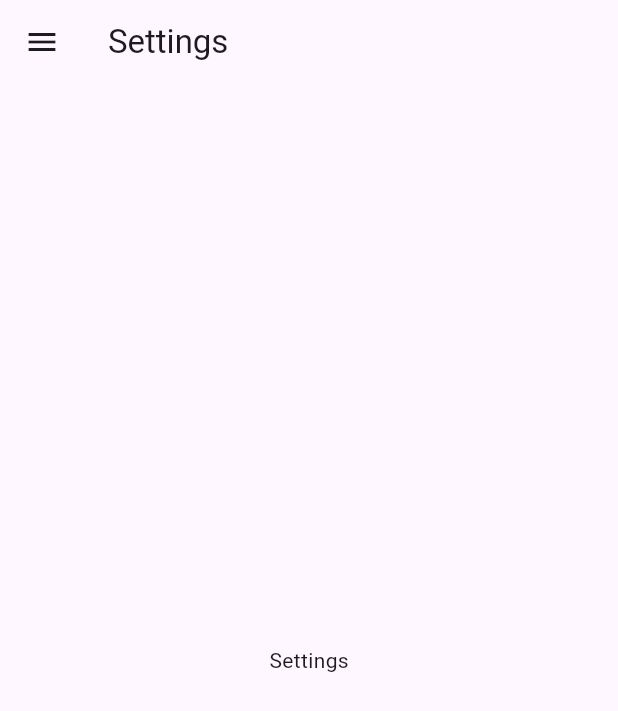
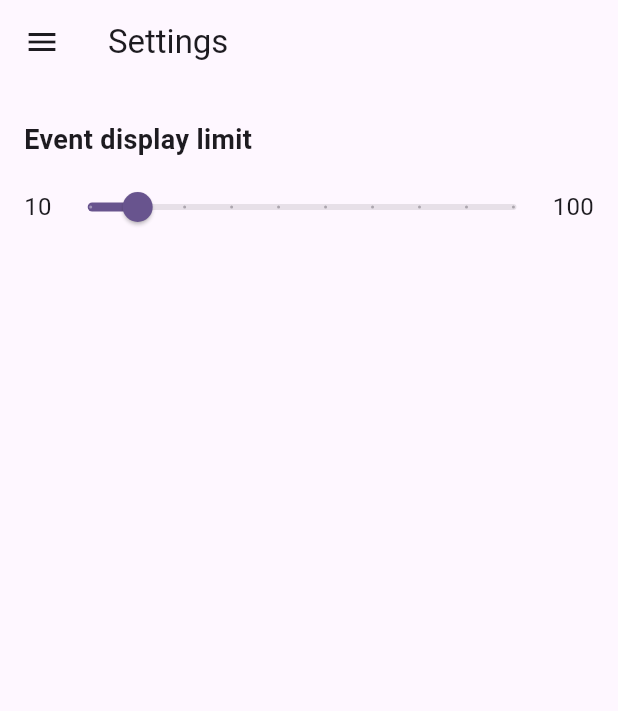
Before and after one commit to blcoyote/camera-events-flutter-app, a Flutter app: the SettingsScreen screen opened by its route, on a phone screen of 412 x 824 dp. Shown: the top 711 px of the screen. Run offline on Flutter 3.47's test engine with Material 2 defaults, Android fonts, the phone set to English and light mode, and no system bars; our stand-ins replace firebase_analytics, firebase_core, firebase_messaging, flutter_local_notifications, jwt_decoder, shared_preferences; accounts and stored records are empty.

Commit message:
event limits settings

```diff
--- a/lib/screens/settings_screen.dart
+++ b/lib/screens/settings_screen.dart
@@ -1,6 +1,7 @@
 import 'package:flutter/material.dart';
-
+import 'package:provider/provider.dart';
 import '../components/drawer.dart';
+import '../state/app_state.dart';
 
 class SettingsScreen extends StatelessWidget {
   const SettingsScreen({super.key});
@@ -8,11 +9,50 @@ class SettingsScreen extends StatelessWidget {
 
   @override
   Widget build(BuildContext context) {
+    final appState = context.watch<AppState>();
+    //appState.setSettings(limit: 50);
+
     return Scaffold(
-        appBar: AppBar(title: const Text('Settings')),
-        drawer: buildDrawer(context),
-        body: const Center(
-          child: Text('Settings'),
-        ));
+      appBar: AppBar(title: const Text('Settings')),
+      drawer: buildDrawer(context),
+      body: Padding(
+        padding: const EdgeInsets.all(16.0),
+        child: Column(
+          crossAxisAlignment: CrossAxisAlignment.start,
+          children: [
+            const SizedBox(height: 8.0),
+            const Text(
+              'Event display limit',
+              style: TextStyle(fontSize: 18.0, fontWeight: FontWeight.bold),
+            ),
+            const SizedBox(height: 8.0),
+            Row(
+              mainAxisAlignment: MainAxisAlignment.spaceBetween,
+              children: [
+                const Text(
+                  '10',
+                  style: TextStyle(fontSize: 16.0),
+                ),
+                Expanded(
+                  child: Slider(
+                    value: appState.eventsLimit.toDouble(),
+                    min: 10.0,
+                    max: 100.0,
+                    divisions: 9,
+                    onChanged: (value) {
+                      appState.setSettings(limit: (value / 10).round() * 10);
+                    },
+                  ),
+                ),
+                const Text(
+                  '100',
+                  style: TextStyle(fontSize: 16.0),
+                ),
+              ],
+            ),
+          ],
+        ),
+      ),
+    );
   }
 }
--- a/lib/state/app_state.dart
+++ b/lib/state/app_state.dart
@@ -103,7 +103,7 @@ class AppState extends ChangeNotifier {
     notifyListeners();
   }
 
-  Future<void> setSettings(int? limit) async {
+  Future<void> setSettings({int? limit}) async {
     final prefs = await SharedPreferences.getInstance();
     if (limit != null) {
       eventsLimit = limit;
```
